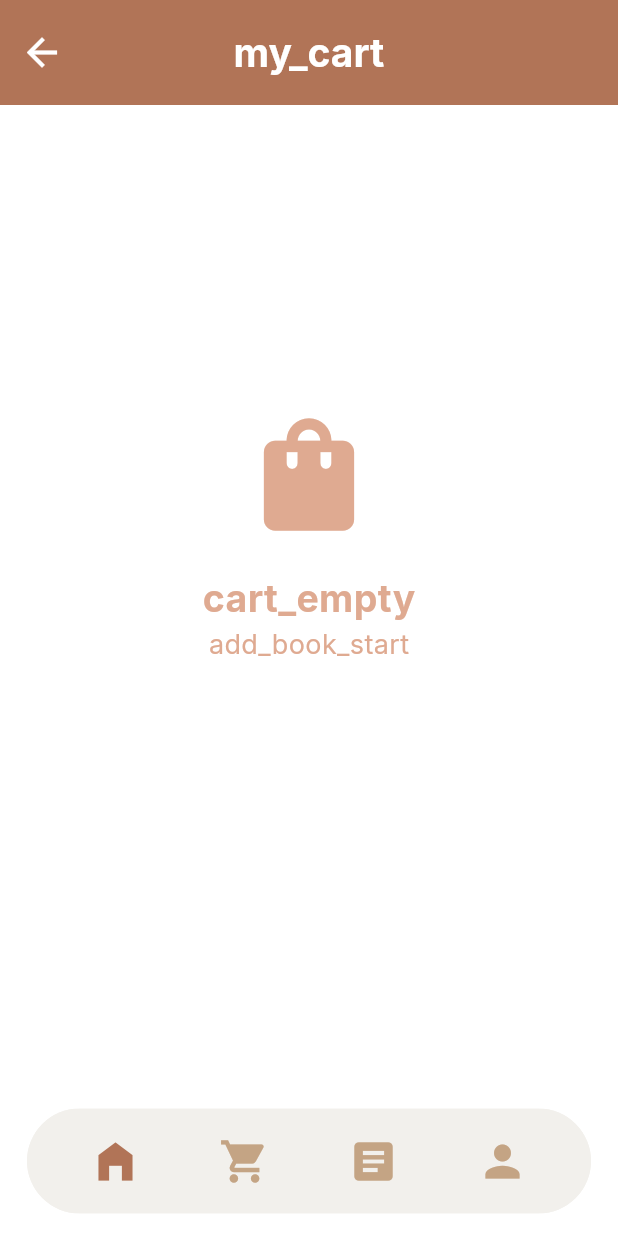
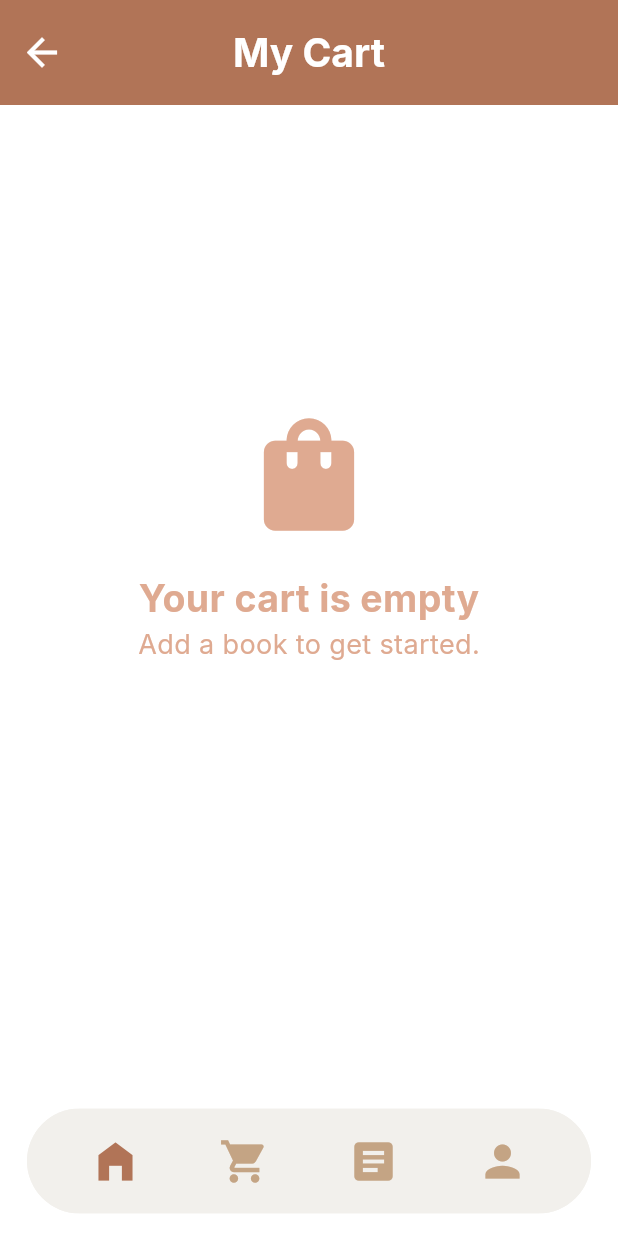
Before and after one commit to Cokawhere/graduation-project-BOOKSi, a Flutter app: the CartView screen opened directly, on a phone screen of 412 x 824 dp. Run offline on Flutter 3.47's test engine with Material 3 defaults, Android fonts, the phone set to English and light mode, and no system bars; drawn by our look-alikes of badges; our stand-ins replace cloud_firestore, firebase_auth, firebase_core, firebase_dynamic_links, flutter_chat_types, flutter_rating_bar and 6 more; missing offline and left inert: flutter_facebook_auth, flutter_paymob, webview_flutter_android; accounts and stored records are empty; project files that could hold a hidden picture were left out.

Commit message:
finishing translation

```diff
--- a/lib/lang/ar.dart
+++ b/lib/lang/ar.dart
@@ -86,7 +86,7 @@ const Map<String, String> ar = {
   "no_results_found": "مفبش كتاب عندنا  بالسم دا اسفين",
 
   "please_enter_email_and_password":
-    "يرجى إدخال البريد الإلكتروني وكلمة المرور",
+      "يرجى إدخال البريد الإلكتروني وكلمة المرور",
   "login_failed": "فشل تسجيل الدخول",
   "sign_in_aborted": "تم إلغاء تسجيل الدخول",
   "google_sign_in_failed": "فشل تسجيل الدخول بجوجل",
@@ -179,4 +179,58 @@ const Map<String, String> ar = {
   'minutes_ago': 'د',
   'hours_ago': 'س',
   'date_format': 'ش/ي/س',
+
+  //order summary
+  'checkout': 'إتمام الدفع',
+  'address': 'العنوان',
+  'not_available': 'غير متوفر',
+  'change': 'تغيير',
+  'items': 'العناصر',
+  'delivery_charges': 'رسوم التوصيل',
+  'free': 'مجاني',
+  'total_amount': 'المبلغ الإجمالي',
+  'pay_now': 'ادفع الآن',
+  'return_to_home': 'العودة إلى الصفحة الرئيسية',
+  'payment_success': 'تم الدفع بنجاح',
+
+  //cart
+  'my_cart': 'سلة التسوق',
+  'cart_empty': 'سلتك فارغة',
+  'add_book_start': 'أضف كتابًا للبدء.',
+  'promo_code': 'رمز الخصم',
+  'apply': 'تطبيق',
+  'promo_applied': 'تم تطبيق رمز الخصم!',
+  'order_amount': 'قيمة الطلب',
+  'total_payment': 'إجمالي الدفع',
+  'proceed_checkout': 'إتمام الشراء',
+
+  //filter
+  'filter': 'تصفية',
+  'select_location': 'اختر الموقع',
+  'category': 'التصنيف',
+  'price_range': 'نطاق السعر',
+  'rating': 'التقييم',
+  'rating_4_5_above': '٤.٥ فأكثر',
+  'rating_4_0_4_5': '٤.٠ - ٤.٥',
+  'rating_3_5_4_0': '٣.٥ - ٤.٠',
+  'rating_3_0_3_5': '٣.٠ - ٣.٥',
+  'rating_2_5_3_0': '٢.٥ - ٣.٠',
+  'reset': 'إعادة ضبط',
+
+  //shipping information
+  "shipping_info": "معلومات الشحن",
+  "your_name": "اسمك",
+  "enter_name": "من فضلك أدخل اسمك",
+  "phone": "رقم الهاتف",
+  "enter_phone": "من فضلك أدخل رقم الهاتف",
+  "select_government": "اختر المحافظة",
+  "government": "المحافظة",
+  "choose_government": "من فضلك اختر المحافظة",
+  "select_city": "اختر المدينة",
+  "city": "المدينة",
+  "choose_city": "من فضلك اختر المدينة",
+  "enter_address": "من فضلك أدخل العنوان",
+  "note": "ملاحظة",
+  "optional_note": "اكتب أي ملاحظة (اختياري)",
+  "proceed_order_summary": "إتمام الطلب"
 };
--- a/lib/lang/en.dart
+++ b/lib/lang/en.dart
@@ -20,8 +20,6 @@ const Map<String, String> en = {
   'login_subtitle': 'Sign in to continue',
   'sign_in': 'Sign In',
   'forgot_password': 'Forgot password?',
-
-
 
   //profile
   'profile_title': 'Profile',
@@ -179,4 +177,61 @@ const Map<String, String> en = {
   'minutes_ago': 'm',
   'hours_ago': 'h',
   'date_format': 'M/d/yyyy',
+  //order summary
+  'checkout': 'Checkout',
+  'address': 'Address',
+  'not_available': 'N/A',
+  'change': 'CHANGE',
+  'items': 'Items',
+  'delivery_charges': 'Delivery Charges',
+  'free': 'Free',
+  'total_amount': 'Total Amount',
+  'pay_now': 'Pay Now',
+  'return_to_home': 'Return to Home',
+  'payment_success': 'PAYMENT SUCCESS',
+
+  //cart
+  'my_cart': 'My Cart',
+  'cart_empty': 'Your cart is empty',
+  'add_book_start': 'Add a book to get started.',
+  'promo_code': 'Promo Code',
+  'apply': 'Apply',
+  'promo_applied': 'Promo code applied!',
+  'order_amount': 'Order Amount',
+  'total_payment': 'Total Payment',
+  'proceed_checkout': 'Proceed to Checkout',
+
+
+  //filter
+
+  'filter': 'Filter',
+  'select_location': 'Select Location',
+  'category': 'Category',
+  'price_range': 'Price Range',
+  'rating': 'Rating',
+  'rating_4_5_above': '4.5 and above',
+  'rating_4_0_4_5': '4.0 - 4.5',
+  'rating_3_5_4_0': '3.5 - 4.0',
+  'rating_3_0_3_5': '3.0 - 3.5',
+  'rating_2_5_3_0': '2.5 - 3.0',
+  'reset': 'Reset',
+  //shipping information
+  "shipping_info": "Shipping Information",
+  "your_name": "Your Name",
+  "enter_name": "Please enter your name",
+  "phone": "Phone Number",
+  "enter_phone": "Please enter your phone number",
+  "select_government": "Select Government",
+  "government": "Government",
+  "choose_government": "Please choose a government",
+  "select_city": "Select City",
+  "city": "City",
+  "choose_city": "Please choose a city",
+  "enter_address": "Please enter your address",
+  "note": "Note",
+  "optional_note": "Write any note (optional)",
+  "proceed_order_summary": "Proceed to Order Summary"
+
+
+
 };
```
